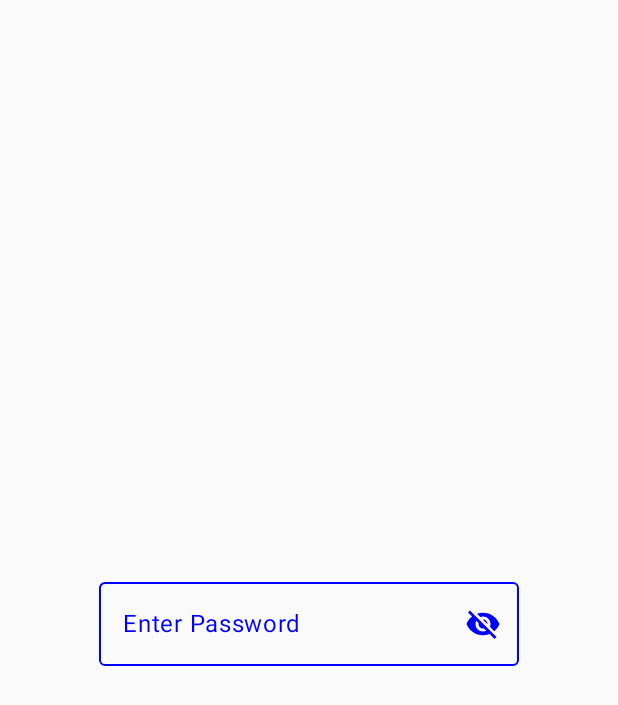
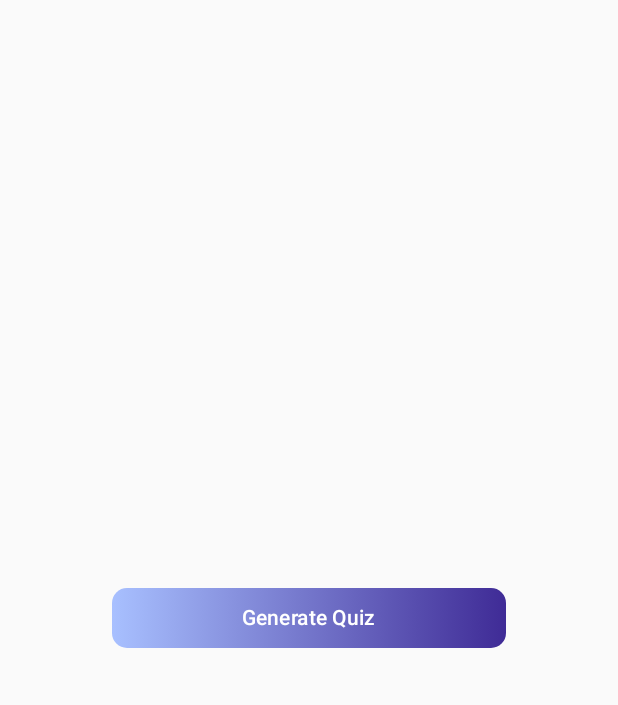
Before and after one commit to Viraj76/JetpackCompose-s-Components, an Android app built with Jetpack Compose: the screen it shows after launch (MainActivity), on a phone screen of 412 x 824 dp. Shown: the top 705 px of the screen. Run offline under Robolectric (Android 15) with nearby library versions, the phone set to English and light mode, and no system bars; pictures from the network do not load.

Commit message:
gradient button

```diff
--- a/app/src/main/java/com/example/jcpractice/MainActivity.kt
+++ b/app/src/main/java/com/example/jcpractice/MainActivity.kt
@@ -19,6 +19,7 @@ import androidx.compose.material3.Text
 import androidx.compose.runtime.Composable
 import androidx.compose.ui.Alignment
 import androidx.compose.ui.Modifier
+import androidx.compose.ui.graphics.Brush
 import androidx.compose.ui.graphics.Color
 import androidx.compose.ui.text.ParagraphStyle
 import androidx.compose.ui.text.SpanStyle
@@ -34,11 +35,14 @@ import androidx.compose.ui.unit.sp
 import coil.compose.AsyncImage
 import coil.compose.rememberImagePainter
 import com.example.jcpractice.components.ExpandableCard
+import com.example.jcpractice.components.GradientButton
 import com.example.jcpractice.components.LoadingButton
 import com.example.jcpractice.components.PTextFields
 import com.example.jcpractice.components.PracticeCoil
 import com.example.jcpractice.components.PracticePasswordText
 import com.example.jcpractice.ui.theme.JCPracticeTheme
+import com.example.jcpractice.ui.theme.c1
+import com.example.jcpractice.ui.theme.c2
 
 class MainActivity : ComponentActivity() {
     override fun onCreate(savedInstanceState: Bundle?) {
@@ -53,7 +57,9 @@ class MainActivity : ComponentActivity() {
                         .fillMaxSize(),
                     contentAlignment = Alignment.Center
                 ) {
-                    PracticePasswordText()
+                    GradientButton(text = "Generate Quiz", gradient = Brush.horizontalGradient(colors = listOf(
+                        c1, c2)) , textColor = Color.White
+                    )
                 }
             }
         }
--- /dev/null
+++ b/app/src/main/java/com/example/jcpractice/components/GradientButtons.kt
@@ -0,0 +1,49 @@
+package com.example.jcpractice.components
+
+import android.view.RoundedCorner
+import androidx.compose.foundation.background
+import androidx.compose.foundation.border
+import androidx.compose.foundation.layout.Box
+import androidx.compose.foundation.layout.PaddingValues
+import androidx.compose.foundation.layout.fillMaxSize
+import androidx.compose.foundation.layout.fillMaxWidth
+import androidx.compose.foundation.layout.padding
+import androidx.compose.foundation.shape.RoundedCornerShape
+import androidx.compose.material3.Button
+import androidx.compose.material3.ButtonDefaults
+import androidx.compose.material3.Text
+import androidx.compose.runtime.Composable
+import androidx.compose.ui.Alignment
+import androidx.compose.ui.Modifier
+import androidx.compose.ui.draw.clip
+import androidx.compose.ui.graphics.Brush
+import androidx.compose.ui.graphics.Color
+import androidx.compose.ui.unit.dp
+
+@Composable
+fun GradientButton(
+     text : String,
+     gradient : Brush,
+     textColor : Color
+){
+    Button(
+        onClick = { /*TODO*/ },
+        colors =  ButtonDefaults.buttonColors(containerColor = Color.Transparent),
+        shape = RoundedCornerShape(10.dp),
+        modifier = Modifier
+            .padding(horizontal = 25.dp, vertical = 20.dp)
+            .fillMaxWidth()
+
+    ) {
+        Box(
+            modifier = Modifier
+                .padding(horizontal = 25.dp, vertical = 20.dp)
+                .background(gradient, RoundedCornerShape(10.dp))
+                .fillMaxWidth()
+                ,
+            contentAlignment = Alignment.Center
+        ){
+            Text(text = text , color = textColor , modifier = Modifier.padding(10.dp))
+        }
+    }
+}
--- a/app/src/main/java/com/example/jcpractice/ui/theme/Color.kt
+++ b/app/src/main/java/com/example/jcpractice/ui/theme/Color.kt
@@ -9,3 +9,6 @@ val Pink80 = Color(0xFFEFB8C8)
 val Purple40 = Color(0xFF6650a4)
 val PurpleGrey40 = Color(0xFF625b71)
 val Pink40 = Color(0xFF7D5260)
+
+val c1 = Color(0xffa8c0ff)
+val c2 = Color(0xff3f2b96)
```
Also changed, not shown: app/src/main/java/com/example/jcpractice/components/GradButton.kt (added, +74 -0 lines).
